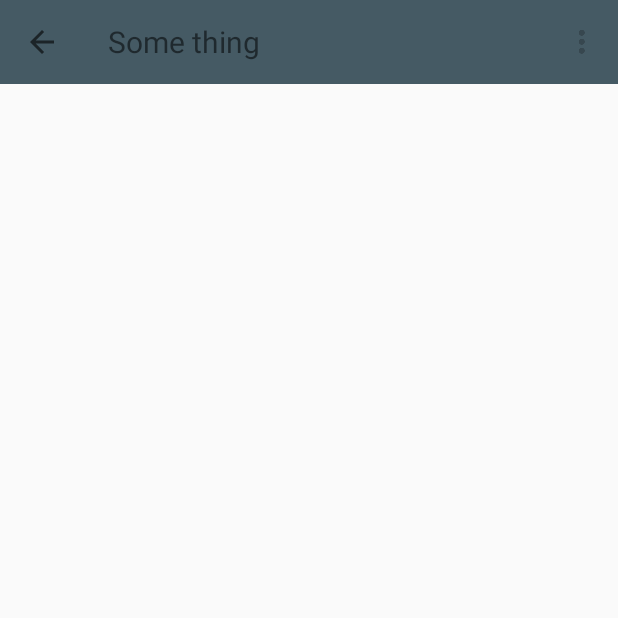
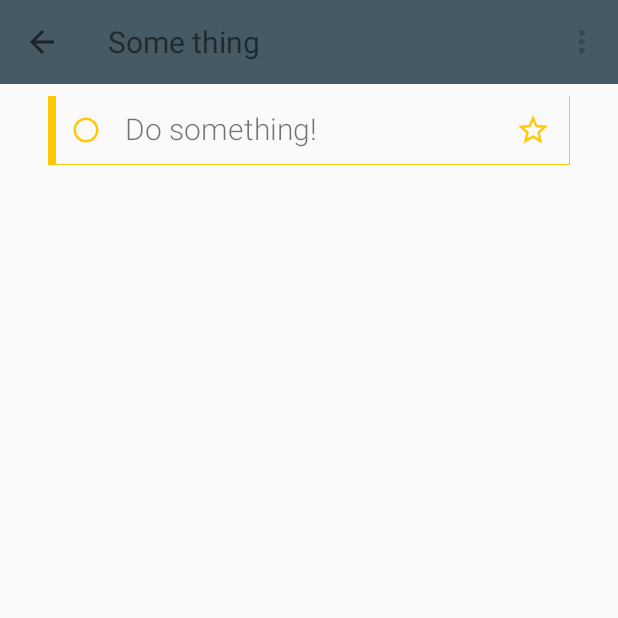
Before and after one commit to thanhbuigithub/ANDROID_MYTASKS, an Android app: the ListTaskActivity screen opened directly, with no data from a screen before it, on a phone screen of 412 x 824 dp, the top half of it. Run offline under Robolectric (Android 15) with nearby library versions, the phone set to English and light mode, and no system bars.

Commit message:
fix some thing

```diff
--- a/app/src/main/java/com/example/mytasks/ListTaskActivity.java
+++ b/app/src/main/java/com/example/mytasks/ListTaskActivity.java
@@ -36,7 +36,14 @@ public class ListTaskActivity extends AppCompatActivity {
         setContentView(R.layout.activity_list_tasks);
 
         lvListTask = (ListView) findViewById(R.id.lvListTask);
+
+        tasksArrayList = new ArrayList<>();
+        listTaskAdapter = new ListTaskAdapter(ListTaskActivity.this,R.layout.list_task,tasksArrayList);
+
         lvListTask.setAdapter(listTaskAdapter);
+
+        tasksArrayList.add(new Tasks("Do something!"));
+        listTaskAdapter.notifyDataSetChanged();
 
         initActionBar(listName);
         //GetDataListTask();
--- a/app/src/main/java/com/example/mytasks/ListTaskAdapter.java
+++ b/app/src/main/java/com/example/mytasks/ListTaskAdapter.java
@@ -37,7 +37,7 @@ public class ListTaskAdapter extends BaseAdapter {
     }
 
     private class Viewholder{
-        TextView txtTaks;
+        TextView txtTasks;
         CheckBox cbDone;
         CheckBox cbImportant;
     }
@@ -46,19 +46,25 @@ public class ListTaskAdapter extends BaseAdapter {
     public View getView(int i, View view, ViewGroup viewGroup) {
         Viewholder viewholder;
 
-        if(view != null)
+        if(view == null)
         {
             viewholder = new Viewholder();
             LayoutInflater inflater = (LayoutInflater) context.getSystemService(Context.LAYOUT_INFLATER_SERVICE);
             view = inflater.inflate(layout,null);
 
-            viewholder.txtTaks = (TextView) view.findViewById(R.id.tvtask);
+            viewholder.txtTasks = (TextView) view.findViewById(R.id.tvtask);
             viewholder.cbDone = (CheckBox) view.findViewById(R.id.chbDone);
             viewholder.cbImportant = (CheckBox) view.findViewById(R.id.chbImportant);
 
+            view.setTag(viewholder);
         }else{
             viewholder = (Viewholder) view.getTag();
         }
+
+        final Tasks tasks = tasksList.get(i);
+
+        viewholder.txtTasks.setText(tasks.getmName());
+
         return view;
     }
 }
--- a/app/src/main/java/com/example/mytasks/Tasks.java
+++ b/app/src/main/java/com/example/mytasks/Tasks.java
@@ -5,6 +5,8 @@ public class Tasks {
 
     public Tasks() {
     }
+
+
 
     public Tasks(String mName) {
         this.mName = mName;
```
